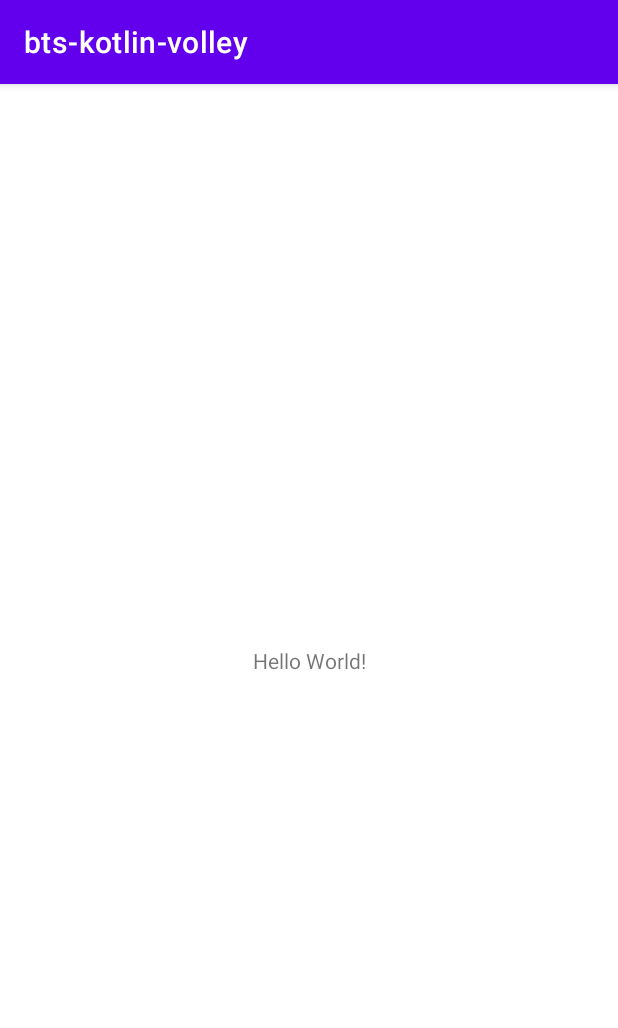
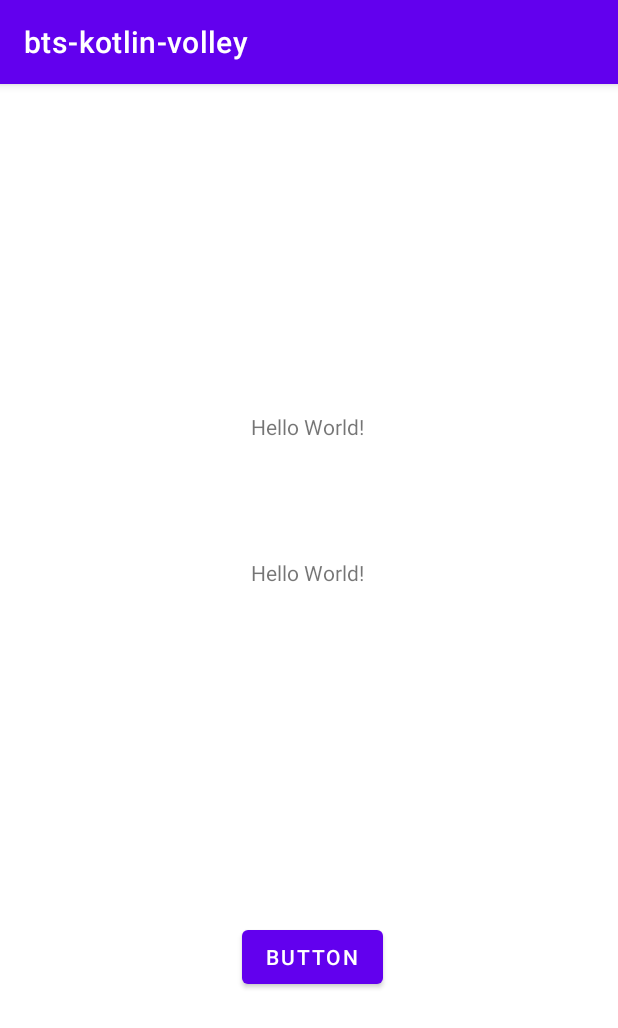
Before and after one commit to UIC-Black-Tech-Scholars/2021-bts-volley-kotlin, an Android app: the screen it shows after launch (MainActivity), on a phone screen of 412 x 824 dp. Shown: the top 1028 px of the screen. Run offline under Robolectric (Android 15) with nearby library versions, the phone set to English and light mode, and no system bars; our stand-ins replace Volley.

Commit message:
adding base of volley repo

```diff
--- a/app/build.gradle
+++ b/app/build.gradle
@@ -33,12 +33,12 @@ android {
 }
 
 dependencies {
-
     implementation "org.jetbrains.kotlin:kotlin-stdlib:$kotlin_version"
     implementation 'androidx.core:core-ktx:1.3.2'
     implementation 'androidx.appcompat:appcompat:1.2.0'
     implementation 'com.google.android.material:material:1.3.0'
     implementation 'androidx.constraintlayout:constraintlayout:2.0.4'
+    implementation 'com.android.volley:volley:1.1.1'
     testImplementation 'junit:junit:4.+'
     androidTestImplementation 'androidx.test.ext:junit:1.1.2'
     androidTestImplementation 'androidx.test.espresso:espresso-core:3.3.0'
--- a/app/src/main/java/com/example/bts_kotlin_volley/MainActivity.kt
+++ b/app/src/main/java/com/example/bts_kotlin_volley/MainActivity.kt
@@ -2,10 +2,37 @@ package com.example.bts_kotlin_volley
 
 import androidx.appcompat.app.AppCompatActivity
 import android.os.Bundle
+import android.widget.Button
+import android.widget.ImageView
+import android.widget.TextView
+import com.android.volley.RequestQueue
+import com.android.volley.toolbox.Volley
 
 class MainActivity : AppCompatActivity() {
+
+    private var requestQueue: RequestQueue? = null
+
     override fun onCreate(savedInstanceState: Bundle?) {
         super.onCreate(savedInstanceState)
         setContentView(R.layout.activity_main)
+
+        val button = findViewById<Button>(R.id.button)
+        val image = findViewById<ImageView>(R.id.imageView)
+        val firstText = findViewById<TextView>(R.id.textView)
+        val secondText = findViewById<TextView>(R.id.textView2)
+
+        requestQueue = Volley.newRequestQueue(this)
+
+        button.setOnClickListener { makeWebRequests() }
+
+    }
+
+    private fun makeWebRequests(){
+
+        val textUrl = "https://pastebin.com/raw/HNGezyyW"
+
+
+        val ImageUrl = "https://pastebin.com/raw/AjEDaQ4V"
+
     }
 }
--- a/app/src/main/res/layout/activity_main.xml
+++ b/app/src/main/res/layout/activity_main.xml
@@ -7,12 +7,54 @@
     tools:context=".MainActivity">
 
     <TextView
+        android:id="@+id/textView2"
         android:layout_width="wrap_content"
         android:layout_height="wrap_content"
         android:text="Hello World!"
         app:layout_constraintBottom_toBottomOf="parent"
+        app:layout_constraintHorizontal_bias="0.498"
         app:layout_constraintLeft_toLeftOf="parent"
         app:layout_constraintRight_toRightOf="parent"
-        app:layout_constraintTop_toTopOf="parent" />
+        app:layout_constraintTop_toTopOf="parent"
+        app:layout_constraintVertical_bias="0.292" />
+
+    <TextView
+        android:id="@+id/textView"
+        android:layout_width="wrap_content"
+        android:layout_height="wrap_content"
+        android:layout_marginTop="65dp"
+        android:layout_marginBottom="420dp"
+        android:text="Hello World!"
+        app:layout_constraintBottom_toBottomOf="parent"
+        app:layout_constraintHorizontal_bias="0.498"
+        app:layout_constraintLeft_toLeftOf="parent"
+        app:layout_constraintRight_toRightOf="parent"
+        app:layout_constraintTop_toBottomOf="@+id/textView2" />
+
+    <ImageView
+        android:id="@+id/imageView"
+        android:layout_width="0dp"
+        android:layout_height="wrap_content"
+        android:layout_marginStart="141dp"
+        android:layout_marginTop="80dp"
+        android:layout_marginEnd="142dp"
+        app:layout_constraintEnd_toEndOf="parent"
+        app:layout_constraintStart_toStartOf="parent"
+        app:layout_constraintTop_toBottomOf="@+id/textView"
+        tools:srcCompat="@tools:sample/avatars" />
+
+    <Button
+        android:id="@+id/button"
+        android:layout_width="wrap_content"
+        android:layout_height="wrap_content"
+        android:layout_marginStart="161dp"
+        android:layout_marginTop="72dp"
+        android:layout_marginEnd="157dp"
+        android:layout_marginBottom="91dp"
+        android:text="Button"
+        app:layout_constraintBottom_toBottomOf="parent"
+        app:layout_constraintEnd_toEndOf="parent"
+        app:layout_constraintStart_toStartOf="parent"
+        app:layout_constraintTop_toBottomOf="@+id/imageView" />
 
 </androidx.constraintlayout.widget.ConstraintLayout>
```
Also changed, not shown: gradle/wrapper/gradle-wrapper.properties.
